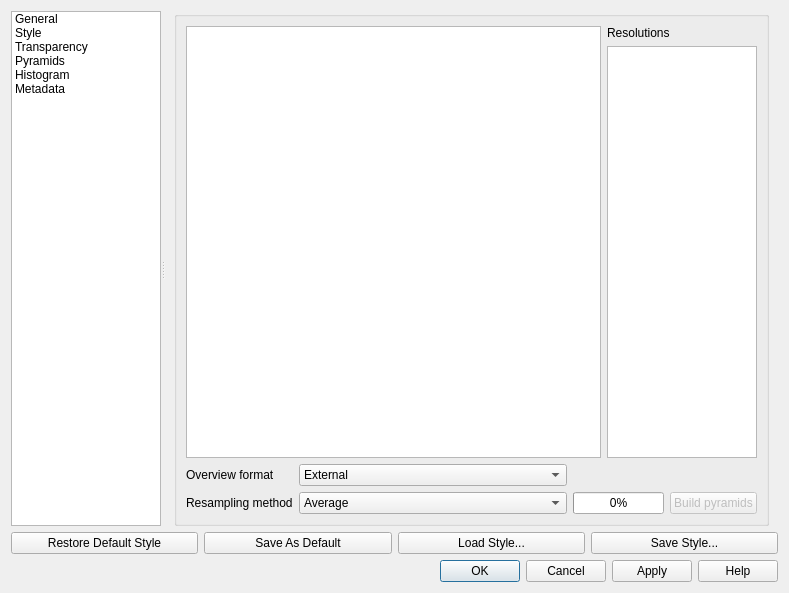
This is src/ui/qgsrasterlayerpropertiesbase.ui in qgis/QGIS as Qt 5 draws it before an edit. The edited form follows.
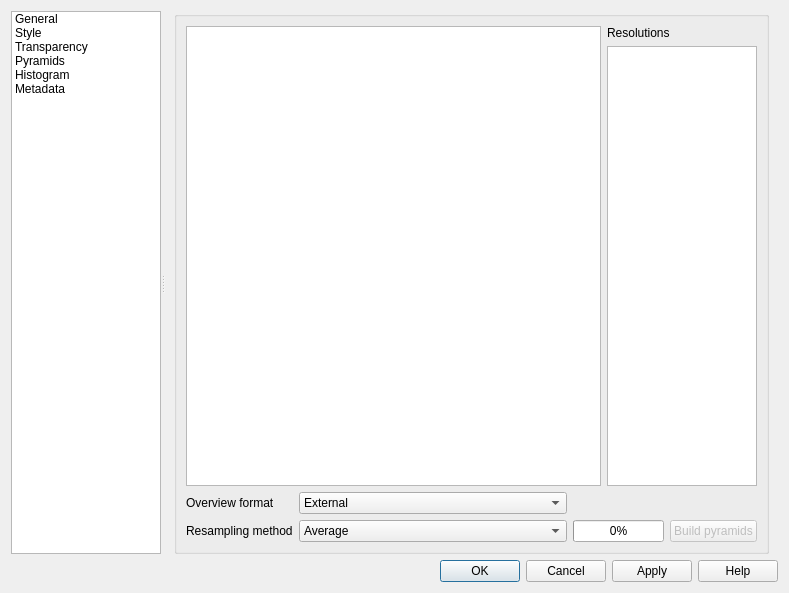
This is the edited form. The open tabs and pages were chosen to show the change. Icons and pictures are not drawn. Custom widgets are drawn as their Qt base class.

Commit message:
Replace the row of style-related buttons by a button with context menu
This saves vertical space and will allow addition of more actions.

This code has been funded by Tuscany Region (Italy) - SITA (CIG: 6002233F59)
and commissioned to Gis3W s.a.s.

Diff of the .ui file:
```diff
--- a/src/ui/qgsrasterlayerpropertiesbase.ui
+++ b/src/ui/qgsrasterlayerpropertiesbase.ui
@@ -1438,8 +1438,8 @@
                <rect>
                 <x>0</x>
                 <y>0</y>
-                <width>600</width>
-                <height>205</height>
+                <width>658</width>
+                <height>185</height>
                </rect>
               </property>
               <layout class="QVBoxLayout" name="verticalLayout_12">
@@ -1502,8 +1502,8 @@
                        <string>&lt;!DOCTYPE HTML PUBLIC &quot;-//W3C//DTD HTML 4.0//EN&quot; &quot;http://www.w3.org/TR/REC-html40/strict.dtd&quot;&gt;
 &lt;html&gt;&lt;head&gt;&lt;meta name=&quot;qrichtext&quot; content=&quot;1&quot; /&gt;&lt;style type=&quot;text/css&quot;&gt;
 p, li { white-space: pre-wrap; }
-&lt;/style&gt;&lt;/head&gt;&lt;body style=&quot; font-family:'Ubuntu'; font-size:11pt; font-weight:400; font-style:normal;&quot;&gt;
-&lt;p style=&quot; margin-top:0px; margin-bottom:0px; margin-left:0px; margin-right:0px; -qt-block-indent:0; text-indent:0px;&quot;&gt;&lt;span style=&quot; font-family:'Cantarell';&quot;&gt;&lt;br /&gt;&lt;/span&gt;&lt;/p&gt;&lt;/body&gt;&lt;/html&gt;</string>
+&lt;/style&gt;&lt;/head&gt;&lt;body style=&quot; font-family:'Ubuntu'; font-size:13pt; font-weight:400; font-style:normal;&quot;&gt;
+&lt;p style=&quot; margin-top:0px; margin-bottom:0px; margin-left:0px; margin-right:0px; -qt-block-indent:0; text-indent:0px;&quot;&gt;&lt;span style=&quot; font-family:'Cantarell'; font-size:11pt;&quot;&gt;&lt;br /&gt;&lt;/span&gt;&lt;/p&gt;&lt;/body&gt;&lt;/html&gt;</string>
                       </property>
                      </widget>
                     </item>
@@ -1994,35 +1994,7 @@
       <property name="margin">
        <number>0</number>
       </property>
-      <item row="0" column="1">
-       <widget class="QPushButton" name="pbnSaveDefaultStyle">
-        <property name="text">
-         <string>Save As Default</string>
-        </property>
-       </widget>
-      </item>
-      <item row="0" column="2">
-       <widget class="QPushButton" name="pbnLoadStyle">
-        <property name="text">
-         <string>Load Style...</string>
-        </property>
-       </widget>
-      </item>
-      <item row="0" column="0">
-       <widget class="QPushButton" name="pbnLoadDefaultStyle">
-        <property name="text">
-         <string>Restore Default Style</string>
-        </property>
-       </widget>
-      </item>
-      <item row="0" column="3">
-       <widget class="QPushButton" name="pbnSaveStyleAs">
-        <property name="text">
-         <string>Save Style...</string>
-        </property>
-       </widget>
-      </item>
-      <item row="1" column="0" colspan="4">
+      <item row="0" column="0" colspan="2">
        <widget class="QDialogButtonBox" name="buttonBox">
         <property name="orientation">
          <enum>Qt::Horizontal</enum>
```
Left out of the diff: 30 changed lines with no effect on the pictures. The commit also changes 4 other files.
